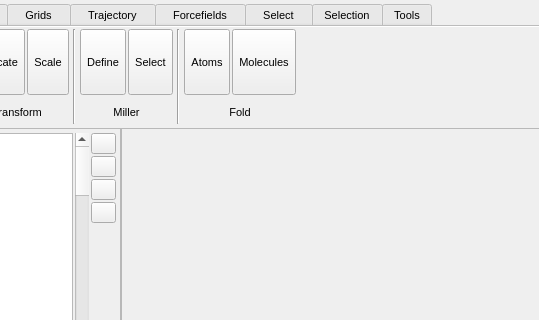
Qt form src/gui/mainwindow.ui (trisyoungs/aten) before a commit; both pictures show x 340 to 879 and y 0 to 320 of the 1147 by 716 pixel window.
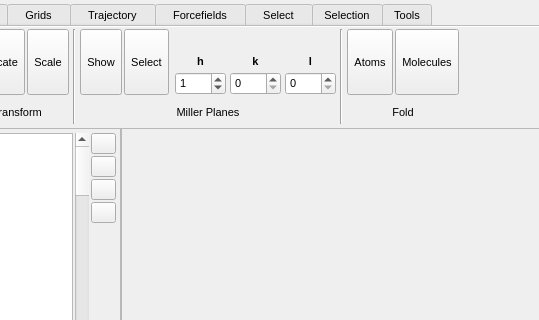
The same form after that commit. The open tabs and pages were chosen to show the change. Icons and pictures are not drawn. Custom widgets are drawn as their Qt base class.

Commit message: Added 'hkl' method to CellMillerPopup. Linked Miller Select button to relevant command method. Added Plane class, storing definition of simple (partial) plane based on either three or four coordinates. Miller plane hkl selection moved from popup to main UI, and transformed popup button into 'show' checkable button instead. Fixed - Reimplemented Model::selectMiller() to work correctly based on new Plane class.

Diff of the .ui file:
```diff
--- a/src/gui/mainwindow.ui
+++ b/src/gui/mainwindow.ui
@@ -3856,7 +3856,7 @@
                 <string>Define miller plane</string>
                </property>
                <property name="text">
-                <string>Define</string>
+                <string>Show</string>
                </property>
                <property name="icon">
                 <iconset resource="icons.qrc">
@@ -3869,7 +3869,7 @@
                 </size>
                </property>
                <property name="checkable">
-                <bool>false</bool>
+                <bool>true</bool>
                </property>
                <property name="checked">
                 <bool>false</bool>
@@ -3949,10 +3949,110 @@
             </layout>
            </widget>
           </item>
-          <item row="1" column="0">
+          <item row="0" column="1">
+           <layout class="QGridLayout" name="gridLayout_19">
+            <property name="spacing">
+             <number>4</number>
+            </property>
+            <item row="0" column="0">
+             <widget class="QLabel" name="CellMillerHLabel">
+              <property name="sizePolicy">
+               <sizepolicy hsizetype="Minimum" vsizetype="Preferred">
+                <horstretch>0</horstretch>
+                <verstretch>0</verstretch>
+               </sizepolicy>
+              </property>
+              <property name="font">
+               <font>
+                <weight>75</weight>
+                <bold>true</bold>
+               </font>
+              </property>
+              <property name="text">
+               <string>h</string>
+              </property>
+              <property name="alignment">
+               <set>Qt::AlignBottom|Qt::AlignHCenter</set>
+              </property>
+             </widget>
+            </item>
+            <item row="0" column="1">
+             <widget class="QLabel" name="CellMillerKLabel">
+              <property name="sizePolicy">
+               <sizepolicy hsizetype="Minimum" vsizetype="Preferred">
+                <horstretch>0</horstretch>
+                <verstretch>0</verstretch>
+               </sizepolicy>
+              </property>
+              <property name="font">
+               <font>
+                <weight>75</weight>
+                <bold>true</bold>
+               </font>
+              </property>
+              <property name="text">
+               <string>k</string>
+              </property>
+              <property name="alignment">
+               <set>Qt::AlignBottom|Qt::AlignHCenter</set>
+              </property>
+             </widget>
+            </item>
+            <item row="0" column="2">
+             <widget class="QLabel" name="CellMillerLabel">
+              <property name="sizePolicy">
+               <sizepolicy hsizetype="Minimum" vsizetype="Preferred">
+                <horstretch>0</horstretch>
+                <verstretch>0</verstretch>
+               </sizepolicy>
+              </property>
+              <property name="font">
+               <font>
+                <weight>75</weight>
+                <bold>true</bold>
+               </font>
+              </property>
+              <property name="text">
+               <string>l</string>
+              </property>
+              <property name="alignment">
+               <set>Qt::AlignBottom|Qt::AlignHCenter</set>
+              </property>
+             </widget>
+            </item>
+            <item row="1" column="0">
+             <widget class="QSpinBox" name="CellMillerHSpin">
+              <property name="frame">
+               <bool>true</bool>
+              </property>
+              <property name="maximum">
+               <number>1000</number>
+              </property>
+              <property name="value">
+               <number>1</number>
+              </property>
+             </widget>
+            </item>
+            <item row="1" column="1">
+             <widget class="QSpinBox" name="CellMillerKSpin">
+              <property name="maximum">
+               <number>1000</number>
+              </property>
+             </widget>
+            </item>
+            <item row="1" column="2">
+             <widget class="QSpinBox" name="CellMillerLSpin">
+              <property name="maximum">
+               <number>1000</number>
+              </property>
+             </widget>
+            </item>
+           </layout>
+          </item>
+          <item row="1" column="0" colspan="2">
            <widget class="QLabel" name="label_18">
             <property name="text">
-             <string>Miller</string>
+             <string>Miller Planes</string>
             </property>
             <property name="alignment">
              <set>Qt::AlignCenter</set>
```
Left out of the diff: 4 changed lines with no effect on the pictures. The commit also changes 11 other files.
